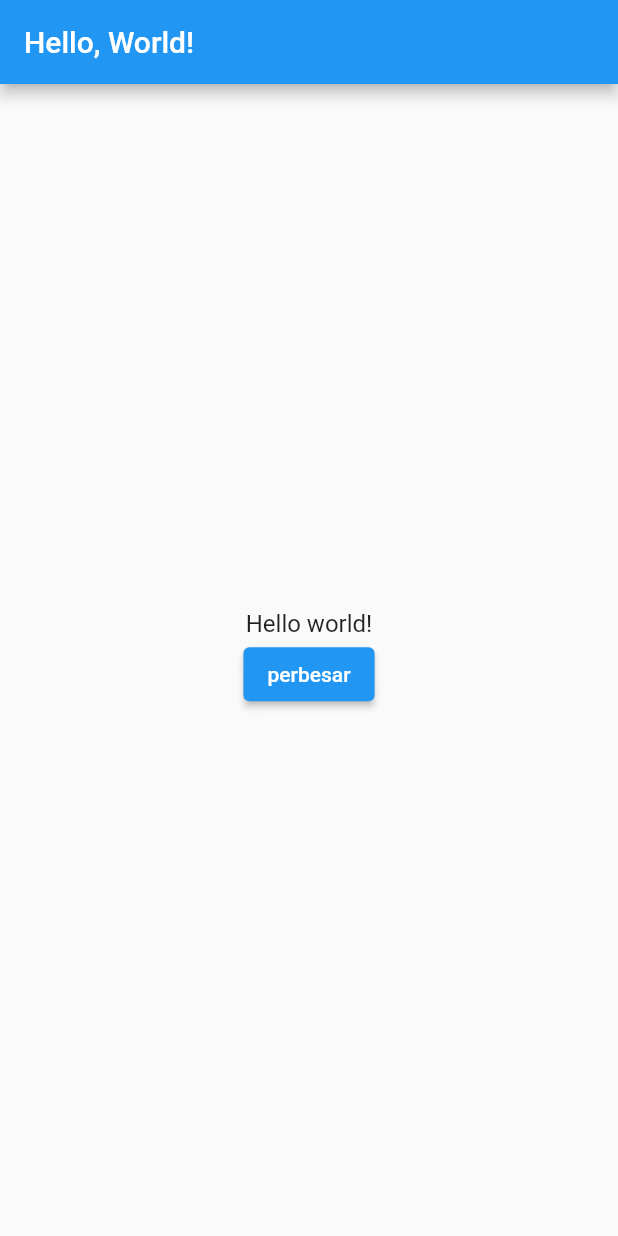
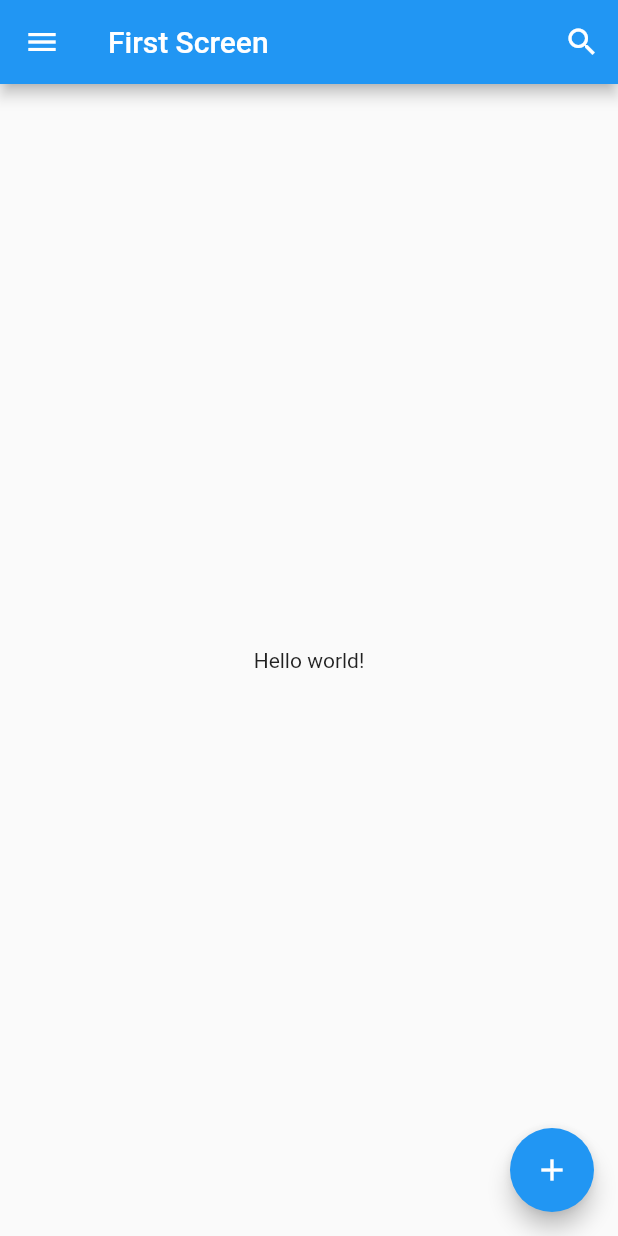
Before and after one commit to danamulyana/belajar-flutter-dasar, a Flutter app: the screen it shows after launch, on a phone screen of 412 x 824 dp. Run offline on Flutter 3.47's test engine with Material 2 defaults, Android fonts, the light colour scheme and no system bars.

Commit message:
scaffold

```diff
--- a/lib/main.dart
+++ b/lib/main.dart
@@ -13,15 +13,42 @@ class MyApp extends StatelessWidget{
       theme: ThemeData(
         primarySwatch: Colors.blue,
       ),
-      home: Scaffold(
-        appBar: AppBar(
-          title: Text('Hello, World!'),
+      home: const FirstScreen(),//Panggil FirstScreen di sini
+    );
+  }
+}
+
+class FirstScreen extends StatelessWidget{
+  const FirstScreen({Key? key}) : super(key: key);
+
+  @override
+  Widget build(BuildContext context){
+    return Scaffold(
+      appBar: AppBar(
+        title: const Text("First Screen"),
+        actions: <Widget>[
+          IconButton(
+              icon: const Icon(
+                Icons.search,
+                color: Colors.white,
+              ),
+              onPressed: (){},
+          ),
+        ],
+        leading: IconButton(
+          icon: const Icon(
+            Icons.menu,
+            color: Colors.white,
+          ),
+          onPressed: (){},
         ),
-        body: Center(
-          child: BiggerText(
-            text: "Hello world!",
-          ),// Ubah widget Heading ke PerubahanText
-        ),
+      ),
+      body: const Center(
+        child: Text('Hello world!'),
+      ),
+      floatingActionButton: FloatingActionButton(
+        child: const Icon(Icons.add),
+        onPressed: (){},
       ),
     );
   }
```
